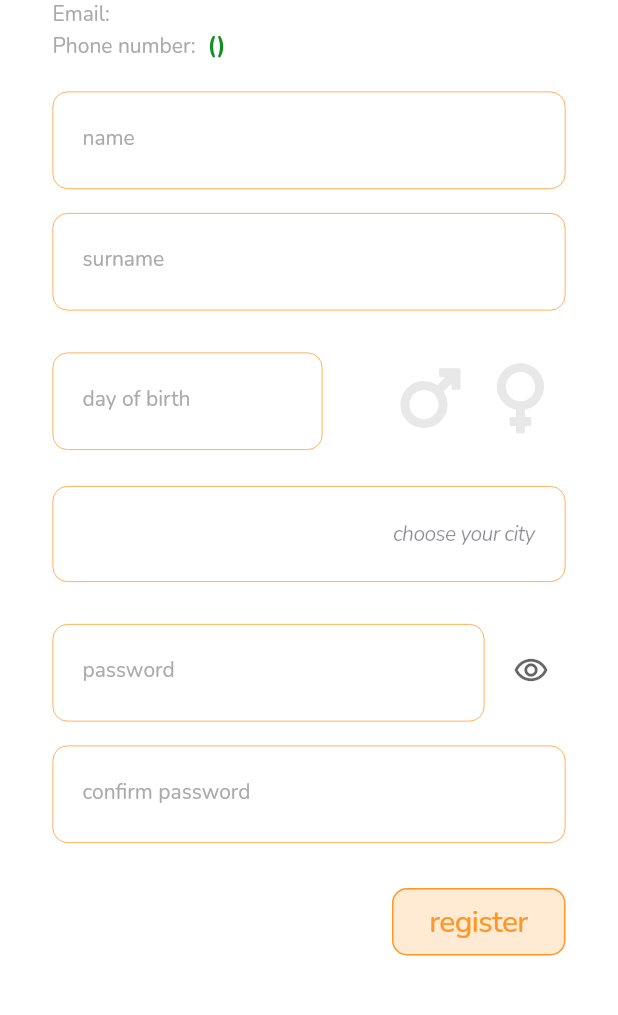
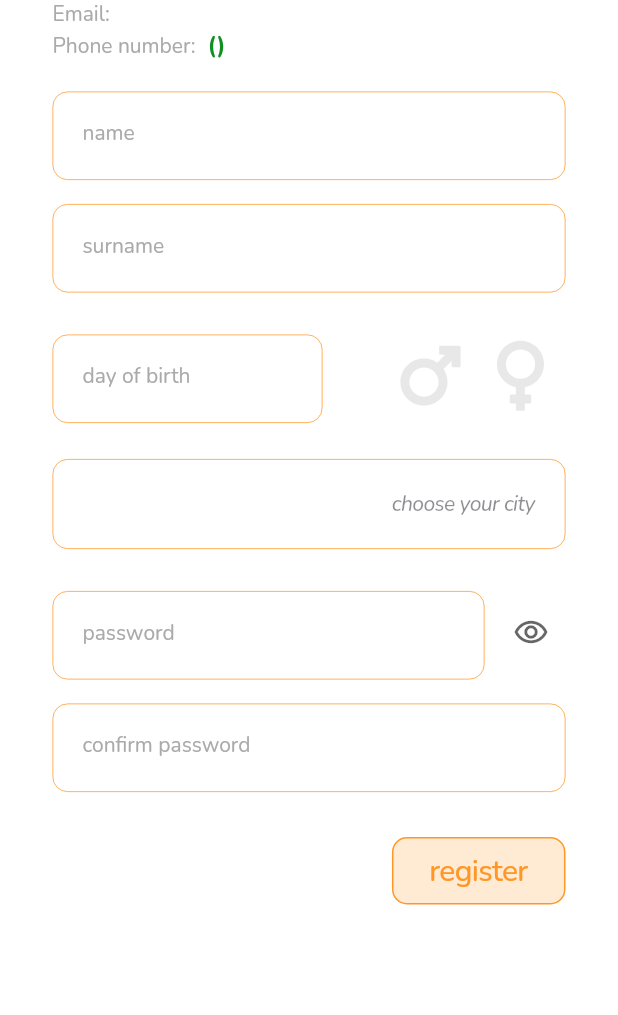
Before and after one commit to arutyun88/ovesdu_mobile, a Flutter app: the RegisterScreen screen opened directly with empty values, on a phone screen of 412 x 824 dp, the part 117-1132 px from its top. Run offline on Flutter 3.47's test engine with Material 2 defaults, Android fonts, the phone set to English and light mode, and no system bars; our stand-ins replace bloc_concurrency, device_info_plus, dio, flutter_bloc, flutter_svg, freezed_annotation and 5 more; accounts and stored records are empty; generated files the repository leaves out were written again.

Commit message:
auth: fonts: refactoring

```diff
--- a/lib/app/ui/components/notification_bar/notification_top_bar.dart
+++ b/lib/app/ui/components/notification_bar/notification_top_bar.dart
@@ -85,13 +85,17 @@ class _NotificationTopBarState extends State<NotificationTopBar>
                       ? AppColors.red.withOpacity(.6)
                       : AppColors.red.withOpacity(.9),
                 ),
+                child: Padding(
+                  padding: const EdgeInsets.symmetric(
+                    vertical: 12.0,
+                    horizontal: 24.0,
+                  ),
                   child: Column(
                     crossAxisAlignment: CrossAxisAlignment.start,
                     children: List.generate(
                       _changedList.length,
                       (index) => Padding(
-                      padding: const EdgeInsets.symmetric(
-                          vertical: 12, horizontal: 12),
+                        padding: const EdgeInsets.symmetric(vertical: 3.0),
                         child: Row(
                           crossAxisAlignment: CrossAxisAlignment.start,
                           children: [
@@ -111,10 +115,11 @@ class _NotificationTopBarState extends State<NotificationTopBar>
                                 style: Provider.of<ThemeProvider>(context)
                                     .themeData
                                     .textTheme
-                                  .bodyText1,
+                                    .bodyText2,
                               ),
                             ),
                           ],
+                        ),
                       ),
                     ),
                   ),
--- a/lib/app/ui/components/text_fields/app_phone_field/app_phone_field.dart
+++ b/lib/app/ui/components/text_fields/app_phone_field/app_phone_field.dart
@@ -87,7 +87,7 @@ class _AppPhoneFieldState extends State<AppPhoneField> {
               style: Provider.of<ThemeProvider>(context)
                   .themeData
                   .textTheme
-                  .headline5,
+                  .headline6,
               decoration: InputDecoration(
                 isCollapsed: true,
                 contentPadding: const EdgeInsets.symmetric(
--- a/lib/app/ui/components/text_fields/app_text_field.dart
+++ b/lib/app/ui/components/text_fields/app_text_field.dart
@@ -100,7 +100,7 @@ class _AppTextFieldState extends State<AppTextField> {
         cursorWidth: 1.0,
         cursorHeight: 30.0,
         style:
-            Provider.of<ThemeProvider>(context).themeData.textTheme.headline5,
+            Provider.of<ThemeProvider>(context).themeData.textTheme.headline6,
         decoration: InputDecoration(
           isCollapsed: true,
           contentPadding: const EdgeInsets.symmetric(
--- a/lib/feature/auth/ui/register_screen.dart
+++ b/lib/feature/auth/ui/register_screen.dart
@@ -258,7 +258,7 @@ class _RegisterScreenState extends State<RegisterScreen> {
                               padding: EdgeInsets.symmetric(
                                 horizontal: 20.0,
                                 vertical:
-                                    _locationToString.isNotEmpty ? 16.0 : 22.0,
+                                    _locationToString.isNotEmpty ? 16.0 : 20.0,
                               ),
                               decoration: BoxDecoration(
                                 borderRadius: BorderRadius.circular(10.0),
@@ -279,12 +279,12 @@ class _RegisterScreenState extends State<RegisterScreen> {
                                       ? TextAlign.start
                                       : TextAlign.end,
                                   style: _locationToString.isNotEmpty
-                                      ? theme.textTheme.headline5
-                                      : theme.textTheme.headline5?.copyWith(
+                                      ? theme.textTheme.headline6
+                                      : theme.textTheme.headline6?.copyWith(
                                           fontStyle: FontStyle.italic,
                                           fontSize: 14.0,
                                           color: theme
-                                              .textTheme.headline5?.color
+                                              .textTheme.headline6?.color
                                               ?.withOpacity(.5),
                                         ),
                                 ),
```
Lines whose indentation alone changed are shown as unchanged.
